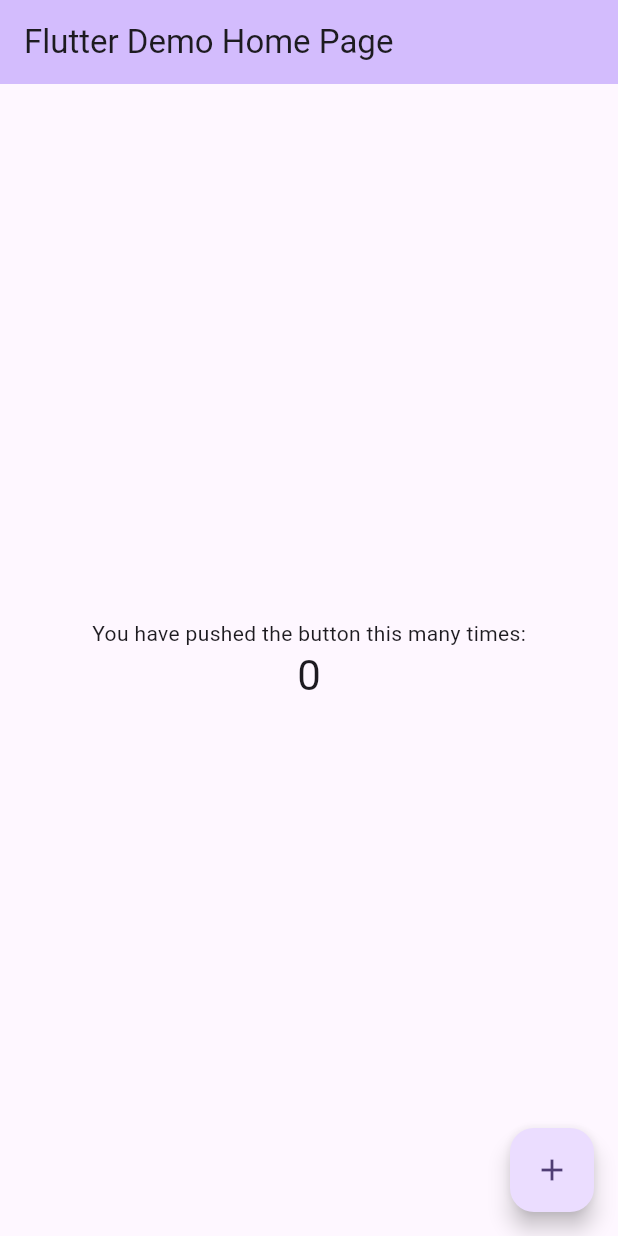
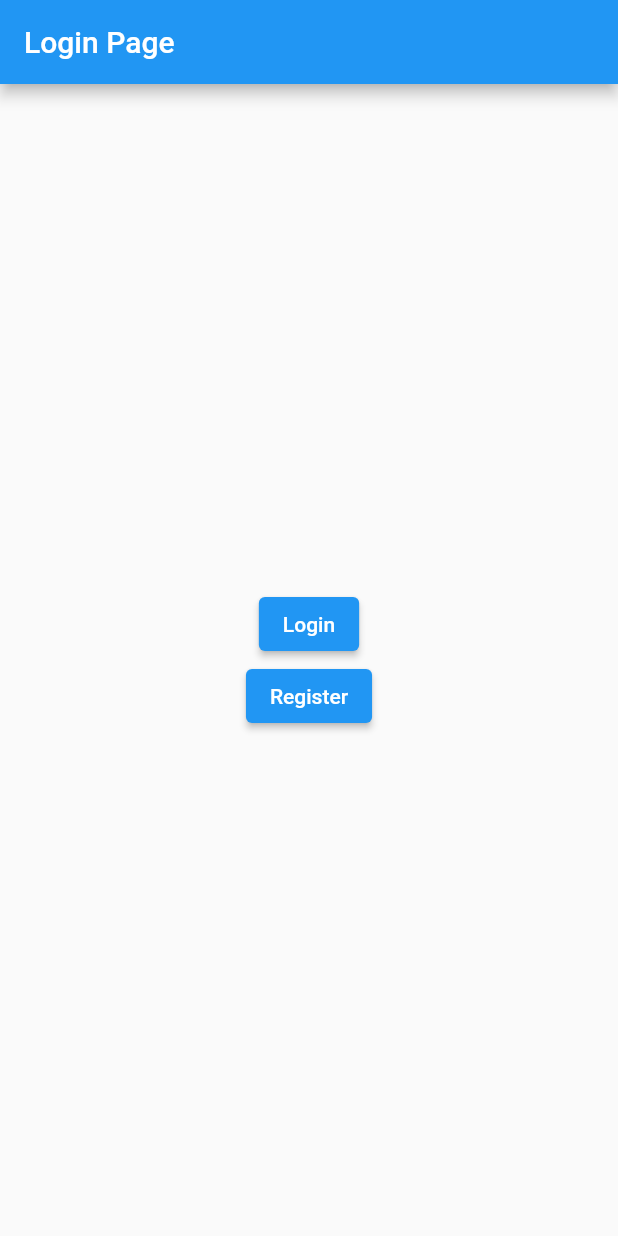
Before and after one commit to hotkyou/patokatu, a Flutter app: the screen it shows after launch, on a phone screen of 412 x 824 dp. Run offline on Flutter 3.47's test engine with Material 2 defaults, Android fonts, the light colour scheme and no system bars; our stand-ins replace camera.

Commit message:
add: camera&login&register

```diff
--- a/lib/main.dart
+++ b/lib/main.dart
@@ -1,125 +1,23 @@
 import 'package:flutter/material.dart';
+import 'screens/login.dart';
 
 void main() {
+  WidgetsFlutterBinding.ensureInitialized();
   runApp(const MyApp());
 }
 
 class MyApp extends StatelessWidget {
   const MyApp({super.key});
 
-  // This widget is the root of your application.
   @override
   Widget build(BuildContext context) {
     return MaterialApp(
-      title: 'Flutter Demo',
+      title: 'MyApp',
       theme: ThemeData(
-        // This is the theme of your application.
-        //
-        // TRY THIS: Try running your application with "flutter run". You'll see
-        // the application has a blue toolbar. Then, without quitting the app,
-        // try changing the seedColor in the colorScheme below to Colors.green
-        // and then invoke "hot reload" (save your changes or press the "hot
-        // reload" button in a Flutter-supported IDE, or press "r" if you used
-        // the command line to start the app).
-        //
-        // Notice that the counter didn't reset back to zero; the application
-        // state is not lost during the reload. To reset the state, use hot
-        // restart instead.
-        //
-        // This works for code too, not just values: Most code changes can be
-        // tested with just a hot reload.
-        colorScheme: ColorScheme.fromSeed(seedColor: Colors.deepPurple),
-        useMaterial3: true,
+        primarySwatch: Colors.blue,
       ),
-      home: const MyHomePage(title: 'Flutter Demo Home Page'),
+      darkTheme: ThemeData.dark(),
+      home: const LoginApp(),
     );
   }
 }
-
-class MyHomePage extends StatefulWidget {
-  const MyHomePage({super.key, required this.title});
-
-  // This widget is the home page of your application. It is stateful, meaning
-  // that it has a State object (defined below) that contains fields that affect
-  // how it looks.
-
-  // This class is the configuration for the state. It holds the values (in this
-  // case the title) provided by the parent (in this case the App widget) and
-  // used by the build method of the State. Fields in a Widget subclass are
-  // always marked "final".
-
-  final String title;
-
-  @override
-  State<MyHomePage> createState() => _MyHomePageState();
-}
-
-class _MyHomePageState extends State<MyHomePage> {
-  int _counter = 0;
-
-  void _incrementCounter() {
-    setState(() {
-      // This call to setState tells the Flutter framework that something has
-      // changed in this State, which causes it to rerun the build method below
-      // so that the display can reflect the updated values. If we changed
-      // _counter without calling setState(), then the build method would not be
-      // called again, and so nothing would appear to happen.
-      _counter++;
-    });
-  }
-
-  @override
-  Widget build(BuildContext context) {
-    // This method is rerun every time setState is called, for instance as done
-    // by the _incrementCounter method above.
-    //
-    // The Flutter framework has been optimized to make rerunning build methods
-    // fast, so that you can just rebuild anything that needs updating rather
-    // than having to individually change instances of widgets.
-    return Scaffold(
-      appBar: AppBar(
-        // TRY THIS: Try changing the color here to a specific color (to
-        // Colors.amber, perhaps?) and trigger a hot reload to see the AppBar
-        // change color while the other colors stay the same.
-        backgroundColor: Theme.of(context).colorScheme.inversePrimary,
-        // Here we take the value from the MyHomePage object that was created by
-        // the App.build method, and use it to set our appbar title.
-        title: Text(widget.title),
-      ),
-      body: Center(
-        // Center is a layout widget. It takes a single child and positions it
-        // in the middle of the parent.
-        child: Column(
-          // Column is also a layout widget. It takes a list of children and
-          // arranges them vertically. By default, it sizes itself to fit its
-          // children horizontally, and tries to be as tall as its parent.
-          //
-          // Column has various properties to control how it sizes itself and
-          // how it positions its children. Here we use mainAxisAlignment to
-          // center the children vertically; the main axis here is the vertical
-          // axis because Columns are vertical (the cross axis would be
-          // horizontal).
-          //
-          // TRY THIS: Invoke "debug painting" (choose the "Toggle Debug Paint"
-          // action in the IDE, or press "p" in the console), to see the
-          // wireframe for each widget.
-          mainAxisAlignment: MainAxisAlignment.center,
-          children: <Widget>[
-            const Text(
-              'You have pushed the button this many times:',
-            ),
-            Text(
-              '$_counter',
-              style: Theme.of(context).textTheme.headlineMedium,
-            ),
-          ],
-        ),
-      ),
-      floatingActionButton: FloatingActionButton(
-        onPressed: _incrementCounter,
-        tooltip: 'Increment',
-        child: const Icon(Icons.add),
-      ), // This trailing comma makes auto-formatting nicer for build methods.
-    );
-  }
-}
--- /dev/null
+++ b/lib/screens/login.dart
@@ -0,0 +1,45 @@
+import 'package:flutter/material.dart';
+import 'register.dart';
+import '../camera/camera.dart';
+
+class LoginApp extends StatelessWidget {
+  const LoginApp({Key? key}) : super(key: key);
+
+  @override
+  Widget build(BuildContext context) {
+    return Scaffold(
+      appBar: AppBar(
+        title: const Text('Login Page'),
+      ),
+      body: Center(
+        child: Column(
+          mainAxisAlignment: MainAxisAlignment.center,
+          children: <Widget>[
+            ElevatedButton(
+              onPressed: () {
+                Navigator.push(
+                  context,
+                  MaterialPageRoute(
+                    builder: (context) => const Register(),
+                  ),
+                );
+              },
+              child: const Text('Login'),
+            ),
+            ElevatedButton(
+              onPressed: () {
+                Navigator.push(
+                  context,
+                  MaterialPageRoute(
+                    builder: (context) => const CameraPage(),
+                  ),
+                );
+              },
+              child: const Text('Register'),
+            ),
+          ],
+        ),
+      ),
+    );
+  }
+}
--- a/pubspec.yaml
+++ b/pubspec.yaml
@@ -35,6 +35,8 @@ dependencies:
   # The following adds the Cupertino Icons font to your application.
   # Use with the CupertinoIcons class for iOS style icons.
   cupertino_icons: ^1.0.2
+  camera: ^0.10.5+5
+  permission_handler: ^11.0.0
 
 dev_dependencies:
   flutter_test:
```
Also changed, not shown: lib/camera/camera.dart (added, +51 -0 lines), lib/screens/register.dart (added, +26 -0 lines), pubspec.lock, 18 other files.
